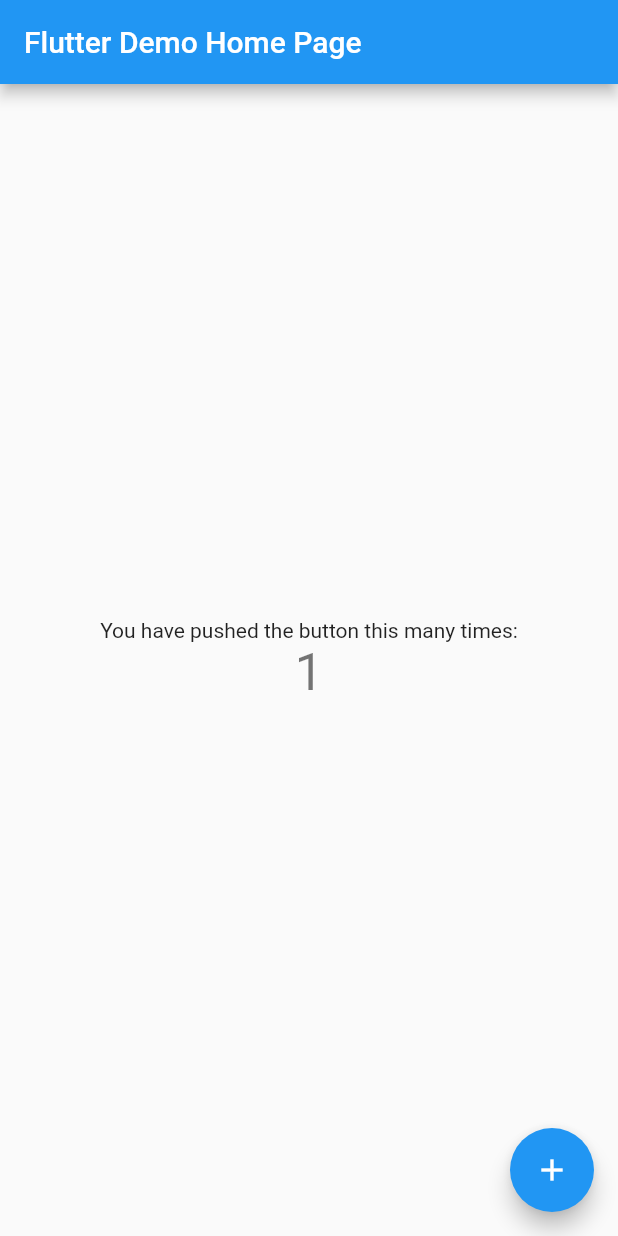
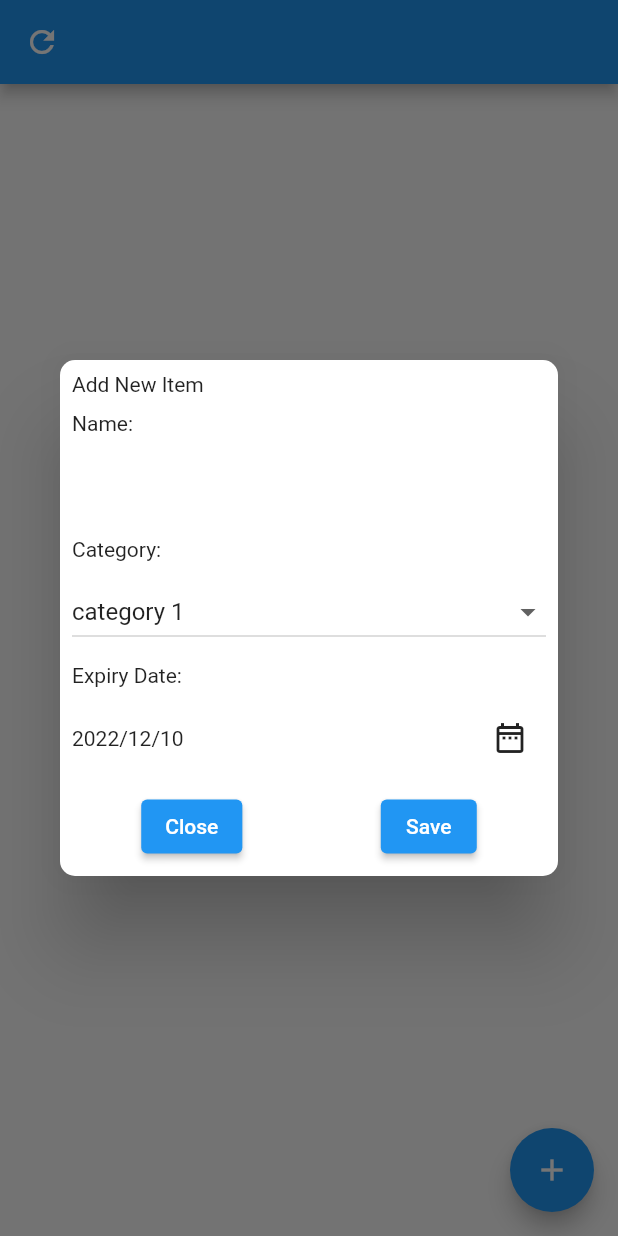
Before and after one commit to YureshTharushika/Whats_In_My_Fridge, a Flutter app: the screen it shows after launch, after a tap on the "add" icon, on a phone screen of 412 x 824 dp. Run offline on Flutter 3.47's test engine with Material 2 defaults, Android fonts, the phone set to English and light mode, and no system bars; our stand-ins replace sqflite; accounts and stored records are empty.

Commit message:
add new food completed

```diff
--- /dev/null
+++ b/lib/database/foods_database.dart
@@ -0,0 +1,62 @@
+import 'dart:convert';
+
+import 'package:sqflite/sqflite.dart';
+import 'package:path/path.dart';
+import 'package:whats_in_my_fridge/model/food.dart';
+
+class FoodsDatabase {
+  static final FoodsDatabase instance = FoodsDatabase._init();
+  static Database? _database;
+  FoodsDatabase._init();
+
+  Future<Database> get database async {
+    if (_database != null) return _database!;
+
+    _database = await _initDB('foods.db');
+    return _database!;
+  }
+
+  Future<Database> _initDB(String filePath) async {
+    final dbPath = await getDatabasesPath();
+    final path = join(dbPath, filePath);
+
+    return openDatabase(path, version: 1, onCreate: _createDB);
+  }
+
+  Future _createDB(Database db, int version) async {
+    final idType = 'INTEGER PRIMARY KEY AUTOINCREMENT';
+    final textType = 'TEXT NOT NULL';
+    final boolTpye = 'BOOLEAN NOT NULL';
+
+    await db.execute('''
+CREATE TABLE $tableFoods (
+  ${FoodFields.id} $idType,
+  ${FoodFields.title} $textType,
+  ${FoodFields.category} $textType,
+  ${FoodFields.isExpired} $boolTpye,
+  ${FoodFields.createdTime} $textType,
+  ${FoodFields.expiryTime} $textType
+  )
+''');
+  }
+
+  Future<Food> create(Food food) async {
+    final db = await instance.database;
+
+    final id = await db.insert(tableFoods, food.toJson());
+    return food.copy(id: id);
+  }
+
+  Future<List<Food>> retriveAllFood() async {
+    final db = await instance.database;
+
+    final result = await db.query(tableFoods);
+
+    return result.map((json) => Food.fromJson(json)).toList();
+  }
+
+  Future close() async {
+    final db = await instance.database;
+    db.close();
+  }
+}
--- a/lib/main.dart
+++ b/lib/main.dart
@@ -1,4 +1,11 @@
 import 'package:flutter/material.dart';
+import 'package:whats_in_my_fridge/widgets/inputpopup.dart';
+import 'package:whats_in_my_fridge/widgets/list_item_widget.dart';
+
+import 'add_or_update_food.dart';
+import 'database/foods_database.dart';
+
+import 'model/food.dart';
 
 void main() {
   runApp(const MyApp());
@@ -7,30 +14,20 @@
 class MyApp extends StatelessWidget {
   const MyApp({super.key});
 
-  // This widget is the root of your application.
   @override
   Widget build(BuildContext context) {
     return MaterialApp(
       title: 'Flutter Demo',
       theme: ThemeData(
-        // This is the theme of your application.
-        //
-        // Try running your application with "flutter run". You'll see the
-        // application has a blue toolbar. Then, without quitting the app, try
-        // changing the primarySwatch below to Colors.green and then invoke
-        // "hot reload" (press "r" in the console where you ran "flutter run",
-        // or simply save your changes to "hot reload" in a Flutter IDE).
-        // Notice that the counter didn't reset back to zero; the application
-        // is not restarted.
         primarySwatch: Colors.blue,
       ),
-      home: const MyHomePage(title: 'Flutter Demo Home Page'),
+      home: const MyHomePage(),
     );
   }
 }
 
 class MyHomePage extends StatefulWidget {
-  const MyHomePage({super.key, required this.title});
+  const MyHomePage({super.key});
 
   // This widget is the home page of your application. It is stateful, meaning
   // that it has a State object (defined below) that contains fields that affect
@@ -41,75 +38,101 @@
   // used by the build method of the State. Fields in a Widget subclass are
   // always marked "final".
 
-  final String title;
-
   @override
   State<MyHomePage> createState() => _MyHomePageState();
 }
 
 class _MyHomePageState extends State<MyHomePage> {
-  int _counter = 0;
+  late List<Food> foods;
+  // final List<Food> fooditems = List.from(fooditems);
+  // final List<Food> fooditems = [
+  //   Food(
+  //       title: "food1",
+  //       category: "category1",
+  //       isExpired: false,
+  //       createdTime: DateTime.now(),
+  //       expiryTime: DateTime.now()),
+  //   Food(
+  //       title: "food2",
+  //       category: "category2",
+  //       isExpired: false,
+  //       createdTime: DateTime.now(),
+  //       expiryTime: DateTime.now()),
+  //   Food(
+  //       title: "food3",
+  //       category: "category3",
+  //       isExpired: false,
+  //       createdTime: DateTime.now(),
+  //       expiryTime: DateTime.now()),
+  //   Food(
+  //       title: "food4",
+  //       category: "category4",
+  //       isExpired: false,
+  //       createdTime: DateTime.now(),
+  //       expiryTime: DateTime.now()),
+  // ];
+  bool isLoading = false;
 
-  void _incrementCounter() {
-    setState(() {
-      // This call to setState tells the Flutter framework that something has
-      // changed in this State, which causes it to rerun the build method below
-      // so that the display can reflect the updated values. If we changed
-      // _counter without calling setState(), then the build method would not be
-      // called again, and so nothing would appear to happen.
-      _counter++;
-    });
+  @override
+  void initState() {
+    super.initState();
+
+    refreshFoods();
+  }
+
+  @override
+  void dispose() {
+    FoodsDatabase.instance.close();
+
+    super.dispose();
+  }
+
+  Future refreshFoods() async {
+    setState(() => isLoading = true);
+
+    foods = await FoodsDatabase.instance.retriveAllFood();
+    print(foods.isEmpty);
+    print(foods.length);
+
+    setState(() => isLoading = false);
   }
 
   @override
   Widget build(BuildContext context) {
-    // This method is rerun every time setState is called, for instance as done
-    // by the _incrementCounter method above.
-    //
-    // The Flutter framework has been optimized to make rerunning build methods
-    // fast, so that you can just rebuild anything that needs updating rather
-    // than having to individually change instances of widgets.
+    //print(foods.length);
     return Scaffold(
       appBar: AppBar(
-        // Here we take the value from the MyHomePage object that was created by
-        // the App.build method, and use it to set our appbar title.
-        title: Text(widget.title),
-      ),
-      body: Center(
-        // Center is a layout widget. It takes a single child and positions it
-        // in the middle of the parent.
-        child: Column(
-          // Column is also a layout widget. It takes a list of children and
-          // arranges them vertically. By default, it sizes itself to fit its
-          // children horizontally, and tries to be as tall as its parent.
-          //
-          // Invoke "debug painting" (press "p" in the console, choose the
-          // "Toggle Debug Paint" action from the Flutter Inspector in Android
-          // Studio, or the "Toggle Debug Paint" command in Visual Studio Code)
-          // to see the wireframe for each widget.
-          //
-          // Column has various properties to control how it sizes itself and
-          // how it positions its children. Here we use mainAxisAlignment to
-          // center the children vertically; the main axis here is the vertical
-          // axis because Columns are vertical (the cross axis would be
-          // horizontal).
-          mainAxisAlignment: MainAxisAlignment.center,
-          children: <Widget>[
-            const Text(
-              'You have pushed the button this many times:',
-            ),
-            Text(
-              '$_counter',
-              style: Theme.of(context).textTheme.headline4,
-            ),
-          ],
+        leading: IconButton(
+          icon: const Icon(Icons.refresh_outlined),
+          onPressed: () {
+            refreshFoods();
+          },
         ),
       ),
+      body: isLoading
+          ? const CircularProgressIndicator()
+          : AnimatedList(
+              initialItemCount: foods.length,
+              itemBuilder: (context, index, animation) => ListItemWidget(
+                item: foods[index],
+                animation: animation,
+                OnClicked: () {},
+              ),
+            ),
       floatingActionButton: FloatingActionButton(
-        onPressed: _incrementCounter,
+        onPressed: () async {
+          await showDialog(
+            barrierDismissible: false,
+            context: context,
+            builder: (context) => InputPopup(),
+          );
+          setState(() {
+            refreshFoods();
+          });
+        },
         tooltip: 'Increment',
         child: const Icon(Icons.add),
-      ), // This trailing comma makes auto-formatting nicer for build methods.
+      ),
     );
   }
 }
--- /dev/null
+++ b/lib/model/food.dart
@@ -0,0 +1,70 @@
+import 'dart:convert';
+
+final String tableFoods = 'foods';
+
+class FoodFields {
+  static final List<String> values = [
+    id,
+    title,
+    category,
+    isExpired,
+    createdTime,
+    expiryTime
+  ];
+  static final String id = '_id';
+  static final String title = 'title';
+  static final String category = 'category';
+  static final String isExpired = 'isExpired';
+  static final String createdTime = 'createdTime';
+  static final String expiryTime = 'expiryTime';
+}
+
+class Food {
+  final int? id;
+  final String title;
+  final String category;
+  final bool isExpired;
+  final DateTime createdTime;
+  final DateTime expiryTime;
+
+  const Food(
+      {this.id,
+      required this.title,
+      required this.category,
+      required this.isExpired,
+      required this.createdTime,
+      required this.expiryTime});
+
+  Food copy(
+          {int? id,
+          String? title,
+          String? category,
+          bool? isExpired,
+          DateTime? createdTime,
+          DateTime? expiryTime}) =>
+      Food(
+          id: id ?? this.id,
+          title: title ?? this.title,
+          category: category ?? this.category,
+          isExpired: isExpired ?? this.isExpired,
+          createdTime: createdTime ?? this.createdTime,
+          expiryTime: expiryTime ?? this.expiryTime);
+
+  static Food fromJson(Map<String, Object?> json) => Food(
+        id: json[FoodFields.id] as int?,
+        title: json[FoodFields.title] as String,
+        category: json[FoodFields.category] as String,
+        isExpired: json[FoodFields.isExpired] == 1,
+        createdTime: DateTime.parse(json[FoodFields.createdTime] as String),
+        expiryTime: DateTime.parse(json[FoodFields.expiryTime] as String),
+      );
+
+  Map<String, Object?> toJson() => {
+        FoodFields.id: id,
+        FoodFields.title: title,
+        FoodFields.category: category,
+        FoodFields.isExpired: isExpired ? 1 : 0,
+        FoodFields.createdTime: createdTime.toIso8601String(),
+        FoodFields.expiryTime: expiryTime.toIso8601String()
+      };
+}
--- /dev/null
+++ b/lib/widgets/inputpopup.dart
@@ -0,0 +1,176 @@
+import 'package:flutter/material.dart';
+import 'package:whats_in_my_fridge/model/food.dart';
+
+import '../database/foods_database.dart';
+import '../main.dart';
+
+class InputPopup extends StatefulWidget {
+  const InputPopup({super.key});
+
+  @override
+  State<InputPopup> createState() => _InputPopupState();
+}
+
+class _InputPopupState extends State<InputPopup> {
+  late Food food;
+  final _formKey = GlobalKey<FormState>();
+  final TextEditingController _textEditingController = TextEditingController();
+  String title = "title";
+  String category = "category 1";
+  bool isExpired = false;
+  DateTime createdTime = DateTime.now();
+  DateTime expiryTime = DateTime.now();
+
+  List<String> categories = [
+    'category 1',
+    'category 2',
+    'category 3',
+    'category 4',
+    'category 5'
+  ];
+
+  @override
+  void dispose() {
+    // Clean up the controller when the widget is disposed.
+    _textEditingController.dispose();
+    super.dispose();
+  }
+
+  @override
+  Widget build(BuildContext context) {
+    return Dialog(
+      shape: RoundedRectangleBorder(
+        borderRadius: BorderRadius.circular(10.0),
+      ),
+      child: Padding(
+        padding: const EdgeInsets.all(8.0),
+        child: Column(
+          mainAxisSize: MainAxisSize.min,
+          mainAxisAlignment: MainAxisAlignment.center,
+          crossAxisAlignment: CrossAxisAlignment.start,
+          children: [
+            Text('Add New Item'),
+            const SizedBox(
+              height: 10,
+            ),
+            Text('Name:'),
+            const SizedBox(
+              height: 10,
+            ),
+            buildTitle(),
+            const SizedBox(
+              height: 10,
+            ),
+            Text('Category:'),
+            const SizedBox(
+              height: 10,
+            ),
+            buildCategory(),
+            const SizedBox(
+              height: 10,
+            ),
+            Text('Expiry Date:'),
+            const SizedBox(
+              height: 10,
+            ),
+            buildexpiryTime(context),
+            const SizedBox(
+              height: 10,
+            ),
+            SizedBox(
+              height: 50,
+              child: Row(
+                mainAxisAlignment: MainAxisAlignment.spaceAround,
+                crossAxisAlignment: CrossAxisAlignment.center,
+                children: [
+                  ElevatedButton(
+                    onPressed: () {
+                      Navigator.of(context).pop();
+                    },
+                    child: Text('Close'),
+                  ),
+                  ElevatedButton(
+                    onPressed: () {
+                      addFood();
+                    },
+                    child: Text('Save'),
+                  ),
+                ],
+              ),
+            ),
+          ],
+        ),
+      ),
+    );
+  }
+
+  Widget buildTitle() => Form(
+      key: _formKey,
+      child: TextFormField(
+        maxLines: 1,
+        style: TextStyle(
+          color: Colors.black,
+          fontSize: 18,
+        ),
+        decoration: InputDecoration(
+          border: InputBorder.none,
+        ),
+        validator: (title) =>
+            title == null || title.isEmpty ? 'The title cannot be empty' : null,
+        onChanged: ((title) => setState(() {
+              this.title = title;
+            })),
+      ));
+
+  Widget buildCategory() => DropdownButton(
+        isExpanded: true,
+        value: category,
+        items: categories
+            .map((item) => DropdownMenuItem<String>(
+                  value: item,
+                  child: Text(item),
+                ))
+            .toList(),
+        onChanged: ((category) => setState(() {
+              this.category = category!;
+            })),
+      );
+
+  Widget buildexpiryTime(context) {
+    return Row(
+      mainAxisAlignment: MainAxisAlignment.spaceBetween,
+      children: [
+        Text('${expiryTime.year}/${expiryTime.month}/${expiryTime.day}'),
+        IconButton(
+            onPressed: () async {
+              DateTime? newDate = await showDatePicker(
+                context: context,
+                initialDate: expiryTime,
+                firstDate: createdTime,
+                lastDate: DateTime(2030),
+              );
+              if (newDate == null) return;
+              setState(() {
+                expiryTime = newDate;
+              });
+            },
+            icon: Icon(Icons.date_range_outlined))
+      ],
+    );
+  }
+
+  Future addFood() async {
+    if (_formKey.currentState!.validate()) {
+      print("inside if");
+      final food = Food(
+        title: title,
+        isExpired: isExpired,
+        category: category,
+        createdTime: createdTime,
+        expiryTime: expiryTime,
+      );
+      await FoodsDatabase.instance.create(food);
+      print('food added successfully!');
+    }
+  }
+}
```
Also changed, not shown: lib/add_or_update_food.dart (added, +133 -0 lines), lib/widgets/food_form.dart (added, +114 -0 lines), lib/widgets/list_item_widget.dart (added, +35 -0 lines), pubspec.yaml (+4 -4 lines), pubspec.lock, 1 other file.
